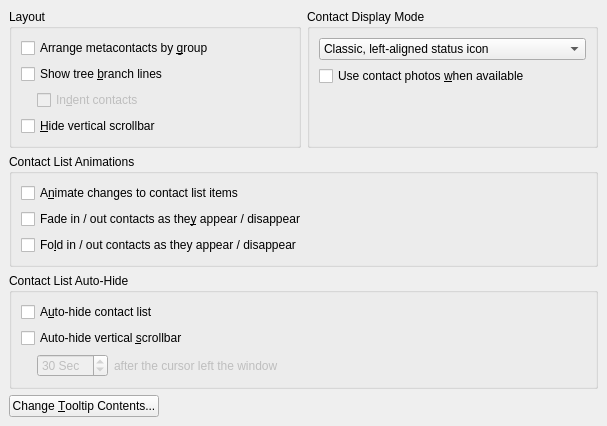
First picture: the form in kopete/config/appearance/appearanceconfig_contactlist.ui, repository KDE/kopete, before the edit.
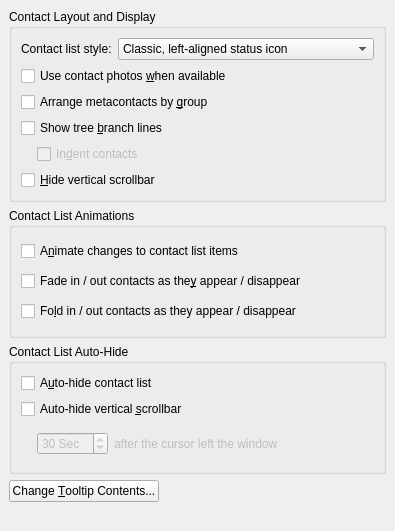
Second picture: the form after the edit.

Commit message: tried to make the appearance UIs look a bit better. dunno that i succeeded though.

Diff of the .ui file:
```diff
--- a/kopete/config/appearance/appearanceconfig_contactlist.ui
+++ b/kopete/config/appearance/appearanceconfig_contactlist.ui
@@ -8,8 +8,8 @@
    <rect>
     <x>0</x>
     <y>0</y>
-    <width>607</width>
-    <height>367</height>
+    <width>395</width>
+    <height>531</height>
    </rect>
   </property>
   <property name="windowTitle" >
@@ -22,54 +22,252 @@
    <property name="spacing" >
     <number>6</number>
    </property>
-   <item row="4" column="0" colspan="2" >
+   <item row="0" column="0" colspan="2" >
+    <widget class="QGroupBox" name="groupBox_2" >
+     <property name="title" >
+      <string>Contact Layout and Display</string>
+     </property>
+     <layout class="QGridLayout" >
+      <property name="margin" >
+       <number>9</number>
+      </property>
+      <property name="spacing" >
+       <number>6</number>
+      </property>
+      <item row="4" column="0" colspan="2" >
+       <layout class="QHBoxLayout" >
+        <property name="margin" >
+         <number>0</number>
+        </property>
+        <property name="spacing" >
+         <number>6</number>
+        </property>
+        <item>
+         <spacer>
+          <property name="orientation" >
+           <enum>Qt::Horizontal</enum>
+          </property>
+          <property name="sizeType" >
+           <enum>QSizePolicy::Fixed</enum>
+          </property>
+          <property name="sizeHint" >
+           <size>
+            <width>16</width>
+            <height>16</height>
+           </size>
+          </property>
+         </spacer>
+        </item>
+        <item>
+         <widget class="QCheckBox" name="kcfg_contactListIndentContact" >
+          <property name="enabled" >
+           <bool>false</bool>
+          </property>
+          <property name="sizePolicy" >
+           <sizepolicy>
+            <hsizetype>1</hsizetype>
+            <vsizetype>0</vsizetype>
+            <horstretch>0</horstretch>
+            <verstretch>0</verstretch>
+           </sizepolicy>
+          </property>
+          <property name="text" >
+           <string>In&amp;dent contacts</string>
+          </property>
+         </widget>
+        </item>
+       </layout>
+      </item>
+      <item row="3" column="0" colspan="2" >
+       <widget class="QCheckBox" name="kcfg_contactListTreeView" >
+        <property name="sizePolicy" >
+         <sizepolicy>
+          <hsizetype>5</hsizetype>
+          <vsizetype>0</vsizetype>
+          <horstretch>0</horstretch>
+          <verstretch>0</verstretch>
+         </sizepolicy>
+        </property>
+        <property name="text" >
+         <string>Show tree &amp;branch lines</string>
+        </property>
+       </widget>
+      </item>
+      <item row="1" column="0" colspan="2" >
+       <widget class="QCheckBox" name="kcfg_contactListIconMode" >
+        <property name="sizePolicy" >
+         <sizepolicy>
+          <hsizetype>5</hsizetype>
+          <vsizetype>0</vsizetype>
+          <horstretch>0</horstretch>
+          <verstretch>0</verstretch>
+         </sizepolicy>
+        </property>
+        <property name="text" >
+         <string>Use contact photos &amp;when available</string>
+        </property>
+       </widget>
+      </item>
+      <item row="2" column="0" colspan="2" >
+       <widget class="QCheckBox" name="kcfg_groupContactByGroup" >
+        <property name="sizePolicy" >
+         <sizepolicy>
+          <hsizetype>5</hsizetype>
+          <vsizetype>0</vsizetype>
+          <horstretch>0</horstretch>
+          <verstretch>0</verstretch>
+         </sizepolicy>
+        </property>
+        <property name="text" >
+         <string>Arrange metacontacts by &amp;group</string>
+        </property>
+       </widget>
+      </item>
+      <item row="5" column="0" colspan="2" >
+       <widget class="QCheckBox" name="kcfg_contactListHideVerticalScrollBar" >
+        <property name="sizePolicy" >
+         <sizepolicy>
+          <hsizetype>5</hsizetype>
+          <vsizetype>0</vsizetype>
+          <horstretch>0</horstretch>
+          <verstretch>0</verstretch>
+         </sizepolicy>
+        </property>
+        <property name="whatsThis" >
+         <string>&lt;b>Always&lt;/b> disables the vertical scrollbar</string>
+        </property>
+        <property name="text" >
+         <string>&amp;Hide vertical scrollbar</string>
+        </property>
+       </widget>
+      </item>
+      <item row="0" column="1" >
+       <widget class="QComboBox" name="kcfg_contactListDisplayMode" >
+        <property name="sizePolicy" >
+         <sizepolicy>
+          <hsizetype>7</hsizetype>
+          <vsizetype>0</vsizetype>
+          <horstretch>0</horstretch>
+          <verstretch>0</verstretch>
+         </sizepolicy>
+        </property>
+        <item>
+         <property name="text" >
+          <string>Classic, left-aligned status icon</string>
+         </property>
+        </item>
+        <item>
+         <property name="text" >
+          <string>Right-aligned status icons</string>
+         </property>
+        </item>
+        <item>
+         <property name="text" >
+          <string>Detailed view</string>
+         </property>
+        </item>
+       </widget>
+      </item>
+      <item row="0" column="0" >
+       <widget class="QLabel" name="label" >
+        <property name="text" >
+         <string>Contact list style:</string>
+        </property>
+       </widget>
+      </item>
+     </layout>
+    </widget>
+   </item>
+   <item row="3" column="0" >
+    <widget class="QPushButton" name="mEditTooltips" >
+     <property name="sizePolicy" >
+      <sizepolicy>
+       <hsizetype>4</hsizetype>
+       <vsizetype>0</vsizetype>
+       <horstretch>0</horstretch>
+       <verstretch>0</verstretch>
+      </sizepolicy>
+     </property>
+     <property name="text" >
+      <string>Change &amp;Tooltip Contents...</string>
+     </property>
+    </widget>
+   </item>
+   <item row="3" column="1" >
     <spacer>
      <property name="orientation" >
-      <enum>Qt::Vertical</enum>
+      <enum>Qt::Horizontal</enum>
      </property>
      <property name="sizeType" >
-      <enum>QSizePolicy::Expanding</enum>
+      <enum>QSizePolicy::Preferred</enum>
      </property>
      <property name="sizeHint" >
       <size>
-       <width>589</width>
+       <width>16</width>
        <height>16</height>
       </size>
      </property>
     </spacer>
    </item>
-   <item row="3" column="0" colspan="2" >
-    <layout class="QHBoxLayout" >
-     <property name="margin" >
-      <number>0</number>
+   <item row="1" column="0" colspan="2" >
+    <widget class="QGroupBox" name="groupBox_3" >
+     <property name="title" >
+      <string>Contact List Animations</string>
      </property>
-     <property name="spacing" >
-      <number>6</number>
-     </property>
-     <item>
-      <widget class="QPushButton" name="mEditTooltips" >
-       <property name="text" >
-        <string>Change &amp;Tooltip Contents...</string>
-       </property>
-      </widget>
-     </item>
-     <item>
-      <spacer>
-       <property name="orientation" >
-        <enum>Qt::Horizontal</enum>
-       </property>
-       <property name="sizeType" >
-        <enum>QSizePolicy::Expanding</enum>
-       </property>
-       <property name="sizeHint" >
-        <size>
-         <width>16</width>
-         <height>16</height>
-        </size>
-       </property>
-      </spacer>
-     </item>
-    </layout>
+     <layout class="QGridLayout" >
+      <property name="margin" >
+       <number>9</number>
+      </property>
+      <property name="spacing" >
+       <number>6</number>
+      </property>
+      <item row="2" column="0" >
+       <widget class="QCheckBox" name="kcfg_contactListFolding" >
+        <property name="sizePolicy" >
+         <sizepolicy>
+          <hsizetype>5</hsizetype>
+          <vsizetype>0</vsizetype>
+          <horstretch>0</horstretch>
+          <verstretch>0</verstretch>
+         </sizepolicy>
+        </property>
+        <property name="text" >
+         <string>Fo&amp;ld in / out contacts as they appear / disappear</string>
+        </property>
+       </widget>
+      </item>
+      <item row="1" column="0" >
+       <widget class="QCheckBox" name="kcfg_contactListFading" >
+        <property name="sizePolicy" >
+         <sizepolicy>
+          <hsizetype>5</hsizetype>
+          <vsizetype>0</vsizetype>
+          <horstretch>0</horstretch>
+          <verstretch>0</verstretch>
+         </sizepolicy>
+        </property>
+        <property name="text" >
+         <string>Fade in / out contacts as the&amp;y appear / disappear</string>
+        </property>
+       </widget>
+      </item>
+      <item row="0" column="0" >
+       <widget class="QCheckBox" name="kcfg_contactListAnimateChange" >
+        <property name="sizePolicy" >
+         <sizepolicy>
+          <hsizetype>5</hsizetype>
+          <vsizetype>0</vsizetype>
+          <horstretch>0</horstretch>
+          <verstretch>0</verstretch>
+         </sizepolicy>
+        </property>
+        <property name="text" >
+         <string>A&amp;nimate changes to contact list items</string>
+        </property>
+       </widget>
+      </item>
+     </layout>
+    </widget>
    </item>
    <item row="2" column="0" colspan="2" >
     <widget class="QGroupBox" name="groupBox_4" >
@@ -85,6 +283,14 @@
       </property>
       <item>
        <widget class="QCheckBox" name="kcfg_contactListAutoHide" >
+        <property name="sizePolicy" >
+         <sizepolicy>
+          <hsizetype>5</hsizetype>
+          <vsizetype>0</vsizetype>
+          <horstretch>0</horstretch>
+          <verstretch>0</verstretch>
+         </sizepolicy>
+        </property>
         <property name="text" >
          <string>A&amp;uto-hide contact list</string>
         </property>
@@ -92,6 +298,14 @@
       </item>
       <item>
        <widget class="QCheckBox" name="kcfg_contactListAutoHideVScroll" >
+        <property name="sizePolicy" >
+         <sizepolicy>
+          <hsizetype>5</hsizetype>
+          <vsizetype>0</vsizetype>
+          <horstretch>0</horstretch>
+          <verstretch>0</verstretch>
+         </sizepolicy>
+        </property>
         <property name="whatsThis" >
          <string>Since vertical scrollbars occupy space, we introduced this auto-hide feature. The vertical scrollbar will not be available until you move your mouse over the contact list.&lt;br>
 (&lt;b>Disabled&lt;/b> if "&lt;b>Hide vertical scrollbar&lt;/b>" option is selected above.)</string>
@@ -130,6 +344,14 @@
           <property name="enabled" >
            <bool>false</bool>
           </property>
+          <property name="sizePolicy" >
+           <sizepolicy>
+            <hsizetype>4</hsizetype>
+            <vsizetype>0</vsizetype>
+            <horstretch>0</horstretch>
+            <verstretch>0</verstretch>
+           </sizepolicy>
+          </property>
           <property name="whatsThis" >
            <string>The timeout value for both contact list and scrollbar auto-hiding.</string>
           </property>
@@ -157,194 +379,26 @@
           </property>
          </widget>
         </item>
-        <item>
-         <spacer>
-          <property name="orientation" >
-           <enum>Qt::Horizontal</enum>
-          </property>
-          <property name="sizeType" >
-           <enum>QSizePolicy::Expanding</enum>
-          </property>
-          <property name="sizeHint" >
-           <size>
-            <width>81</width>
-            <height>20</height>
-           </size>
-          </property>
-         </spacer>
-        </item>
        </layout>
       </item>
      </layout>
     </widget>
    </item>
-   <item row="1" column="0" colspan="2" >
-    <widget class="QGroupBox" name="groupBox_3" >
-     <property name="title" >
-      <string>Contact List Animations</string>
+   <item row="4" column="1" >
+    <spacer>
+     <property name="orientation" >
+      <enum>Qt::Vertical</enum>
      </property>
-     <layout class="QVBoxLayout" >
-      <property name="margin" >
-       <number>9</number>
-      </property>
-      <property name="spacing" >
-       <number>6</number>
-      </property>
-      <item>
-       <widget class="QCheckBox" name="kcfg_contactListAnimateChange" >
-        <property name="text" >
-         <string>A&amp;nimate changes to contact list items</string>
-        </property>
-       </widget>
-      </item>
-      <item>
-       <widget class="QCheckBox" name="kcfg_contactListFading" >
-        <property name="text" >
-         <string>Fade in / out contacts as the&amp;y appear / disappear</string>
-        </property>
-       </widget>
-      </item>
-      <item>
-       <widget class="QCheckBox" name="kcfg_contactListFolding" >
-        <property name="text" >
-         <string>Fo&amp;ld in / out contacts as they appear / disappear</string>
-        </property>
-       </widget>
-      </item>
-     </layout>
-    </widget>
-   </item>
-   <item row="0" column="1" >
-    <widget class="QGroupBox" name="groupBox_2" >
-     <property name="title" >
-      <string>Contact Display Mode</string>
+     <property name="sizeType" >
+      <enum>QSizePolicy::Preferred</enum>
      </property>
-     <layout class="QVBoxLayout" >
-      <property name="margin" >
-       <number>9</number>
-      </property>
-      <property name="spacing" >
-       <number>6</number>
-      </property>
-      <item>
-       <widget class="QComboBox" name="kcfg_contactListDisplayMode" >
-        <item>
-         <property name="text" >
-          <string>Classic, left-aligned status icon</string>
-         </property>
-        </item>
-        <item>
-         <property name="text" >
-          <string>Right-aligned status icons</string>
-         </property>
-        </item>
-        <item>
-         <property name="text" >
-          <string>Detailed view</string>
-         </property>
-        </item>
-       </widget>
-      </item>
-      <item>
-       <widget class="QCheckBox" name="kcfg_contactListIconMode" >
-        <property name="text" >
-         <string>Use contact photos &amp;when available</string>
-        </property>
-       </widget>
-      </item>
-      <item>
-       <spacer>
-        <property name="orientation" >
-         <enum>Qt::Vertical</enum>
-        </property>
-        <property name="sizeType" >
-         <enum>QSizePolicy::Expanding</enum>
-        </property>
-        <property name="sizeHint" >
-         <size>
-          <width>247</width>
-          <height>24</height>
-         </size>
-        </property>
-       </spacer>
-      </item>
-     </layout>
-    </widget>
-   </item>
-   <item row="0" column="0" >
-    <widget class="QGroupBox" name="groupBox" >
-     <property name="title" >
-      <string>Layout</string>
+     <property name="sizeHint" >
+      <size>
+       <width>16</width>
+       <height>20</height>
+      </size>
      </property>
-     <layout class="QVBoxLayout" >
-      <property name="margin" >
-       <number>9</number>
-      </property>
-      <property name="spacing" >
-       <number>6</number>
-      </property>
-      <item>
-       <widget class="QCheckBox" name="kcfg_groupContactByGroup" >
-        <property name="text" >
-         <string>Arrange metacontacts by &amp;group</string>
-        </property>
-       </widget>
-      </item>
-      <item>
-       <widget class="QCheckBox" name="kcfg_contactListTreeView" >
-        <property name="text" >
-         <string>Show tree &amp;branch lines</string>
-        </property>
-       </widget>
-      </item>
-      <item>
-       <layout class="QHBoxLayout" >
-        <property name="margin" >
-         <number>0</number>
-        </property>
-        <property name="spacing" >
-         <number>6</number>
-        </property>
-        <item>
-         <spacer>
-          <property name="orientation" >
-           <enum>Qt::Horizontal</enum>
-          </property>
-          <property name="sizeType" >
-           <enum>QSizePolicy::Fixed</enum>
-          </property>
-          <property name="sizeHint" >
-           <size>
-            <width>16</width>
-            <height>16</height>
-           </size>
-          </property>
-         </spacer>
-        </item>
-        <item>
-         <widget class="QCheckBox" name="kcfg_contactListIndentContact" >
-          <property name="enabled" >
-           <bool>false</bool>
-          </property>
-          <property name="text" >
-           <string>In&amp;dent contacts</string>
-          </property>
-         </widget>
-        </item>
-       </layout>
-      </item>
-      <item>
-       <widget class="QCheckBox" name="kcfg_contactListHideVerticalScrollBar" >
-        <property name="whatsThis" >
-         <string>&lt;b>Always&lt;/b> disables the vertical scrollbar</string>
-        </property>
-        <property name="text" >
-         <string>&amp;Hide vertical scrollbar</string>
-        </property>
-       </widget>
-      </item>
-     </layout>
-    </widget>
+    </spacer>
    </item>
   </layout>
  </widget>
```
Left out of the diff: 4 changed lines with no effect on the pictures. The commit also changes 2 other files.
